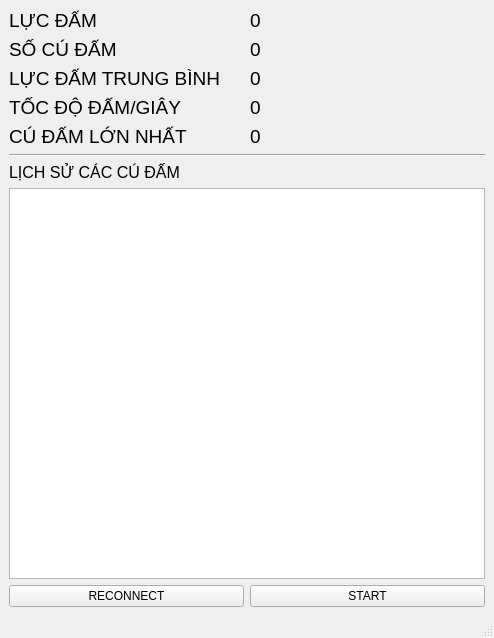
Old version of the form src/ui/UserMainWindow.ui in the repository Achicken7301/boxqt.
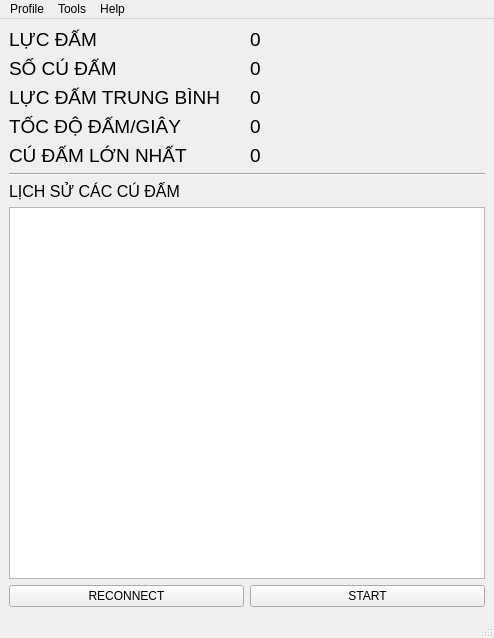
New version of the form.

```diff
--- a/src/ui/UserMainWindow.ui
+++ b/src/ui/UserMainWindow.ui
@@ -187,6 +187,25 @@
      <height>21</height>
     </rect>
    </property>
+   <widget class="QMenu" name="menuProfile">
+    <property name="title">
+     <string>Profile</string>
+    </property>
+   </widget>
+   <widget class="QMenu" name="menuTools">
+    <property name="title">
+     <string>Tools</string>
+    </property>
+   </widget>
+   <widget class="QMenu" name="menuHelp">
+    <property name="title">
+     <string>Help</string>
+    </property>
+    <addaction name="actionAbout_us"/>
+   </widget>
+   <addaction name="menuProfile"/>
+   <addaction name="menuTools"/>
+   <addaction name="menuHelp"/>
   </widget>
   <widget class="QStatusBar" name="statusbar"/>
  </widget>
```
Left out of the diff: 5 changed lines with no effect on the pictures.
